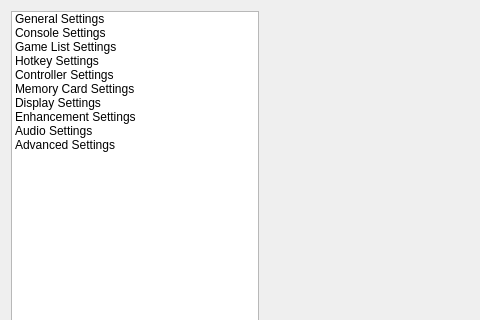
Before: the Qt Designer form src/duckstation-qt/settingsdialog.ui in kofxi3584karlayang/duckstation, drawn with Qt 5; both pictures show x 0 to 480 and y 0 to 320 of the 780 by 650 pixel window.
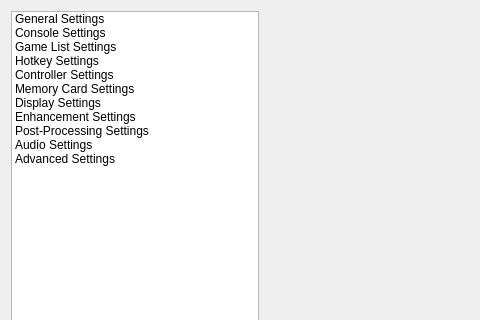
After: the same form once the commit is applied. Icons and pictures are not drawn.

Commit message: Qt: Move post processing to its own setting category

```diff
--- a/src/duckstation-qt/settingsdialog.ui
+++ b/src/duckstation-qt/settingsdialog.ui
@@ -130,6 +130,15 @@
           <normaloff>:/icons/antialias-icon.png</normaloff>:/icons/antialias-icon.png</iconset>
         </property>
        </item>
+       <item>
+        <property name="text">
+         <string>Post-Processing Settings</string>
+        </property>
+        <property name="icon">
+         <iconset resource="resources/resources.qrc">
+          <normaloff>:/icons/applications-graphics.png</normaloff>:/icons/applications-graphics.png</iconset>
+        </property>
+       </item>
        <item>
         <property name="text">
          <string>Audio Settings</string>
```
The commit also changes 23 other files.
